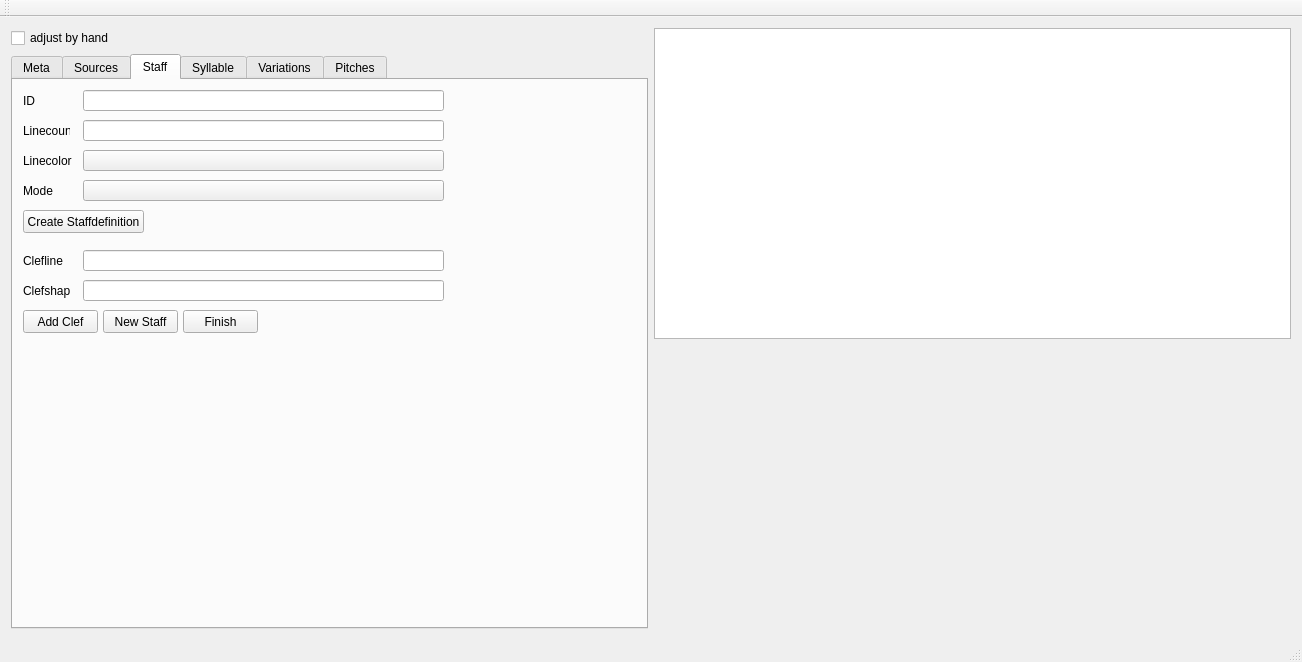
This is meiEditorWidget/mainwindow.ui in IRadioactiveman/MEITextEditor as Qt 5 draws it before an edit. The edited form follows.
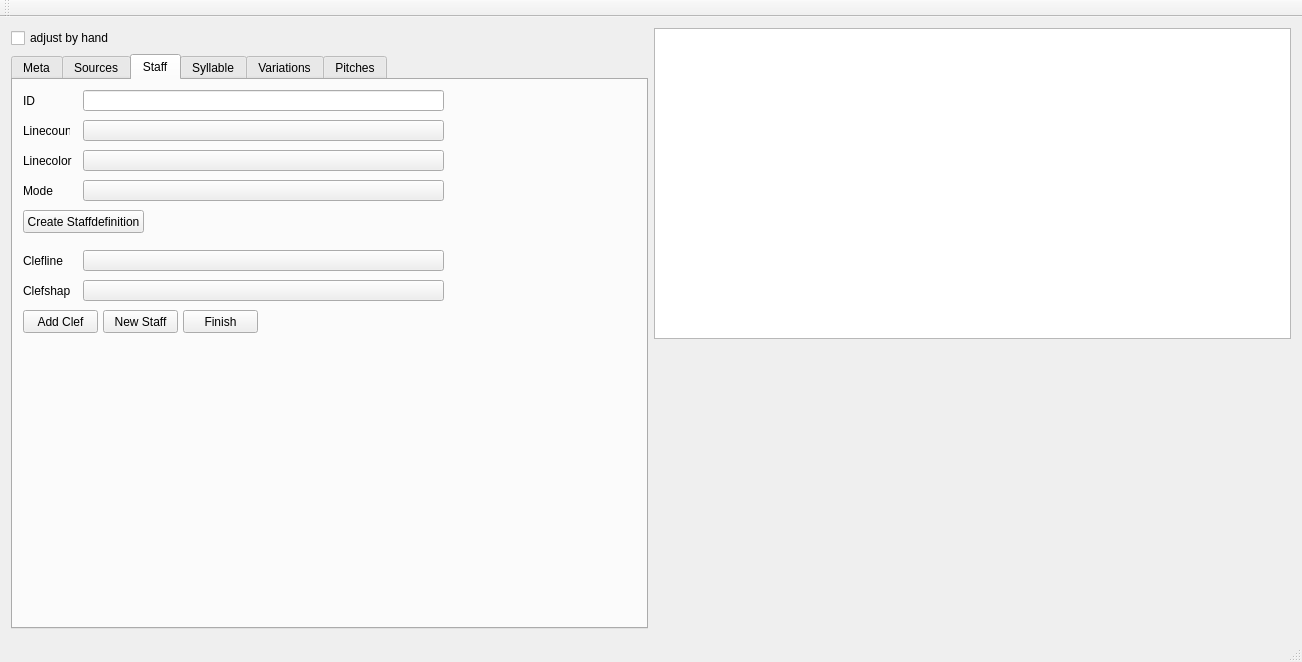
This is the edited form. The open tabs and pages were chosen to show the change. Custom widgets are drawn as their Qt base class.

```diff
--- a/meiEditorWidget/mainwindow.ui
+++ b/meiEditorWidget/mainwindow.ui
@@ -643,36 +643,6 @@
          </rect>
         </property>
        </widget>
-       <widget class="QLineEdit" name="staffLinecountLine">
-        <property name="geometry">
-         <rect>
-          <x>70</x>
-          <y>40</y>
-          <width>361</width>
-          <height>21</height>
-         </rect>
-        </property>
-       </widget>
-       <widget class="QLineEdit" name="staffCleflineLine">
-        <property name="geometry">
-         <rect>
-          <x>70</x>
-          <y>170</y>
-          <width>361</width>
-          <height>21</height>
-         </rect>
-        </property>
-       </widget>
-       <widget class="QLineEdit" name="staffClefshapeLine">
-        <property name="geometry">
-         <rect>
-          <x>70</x>
-          <y>200</y>
-          <width>361</width>
-          <height>21</height>
-         </rect>
-        </property>
-       </widget>
        <widget class="QPushButton" name="staffCreateButton">
         <property name="geometry">
          <rect>
@@ -795,6 +765,72 @@
          <string>Mode</string>
         </property>
        </widget>
+       <widget class="QToolButton" name="staffLinecountToolbutton">
+        <property name="geometry">
+         <rect>
+          <x>70</x>
+          <y>40</y>
+          <width>361</width>
+          <height>21</height>
+         </rect>
+        </property>
+        <property name="text">
+         <string/>
+        </property>
+        <property name="popupMode">
+         <enum>QToolButton::InstantPopup</enum>
+        </property>
+        <property name="toolButtonStyle">
+         <enum>Qt::ToolButtonTextOnly</enum>
+        </property>
+        <property name="arrowType">
+         <enum>Qt::DownArrow</enum>
+        </property>
+       </widget>
+       <widget class="QToolButton" name="staffCleflineToolbutton">
+        <property name="geometry">
+         <rect>
+          <x>70</x>
+          <y>170</y>
+          <width>361</width>
+          <height>21</height>
+         </rect>
+        </property>
+        <property name="text">
+         <string/>
+        </property>
+        <property name="popupMode">
+         <enum>QToolButton::InstantPopup</enum>
+        </property>
+        <property name="toolButtonStyle">
+         <enum>Qt::ToolButtonTextOnly</enum>
+        </property>
+        <property name="arrowType">
+         <enum>Qt::DownArrow</enum>
+        </property>
+       </widget>
+       <widget class="QToolButton" name="staffClefshapeToolbutton">
+        <property name="geometry">
+         <rect>
+          <x>70</x>
+          <y>200</y>
+          <width>361</width>
+          <height>21</height>
+         </rect>
+        </property>
+        <property name="text">
+         <string/>
+        </property>
+        <property name="popupMode">
+         <enum>QToolButton::InstantPopup</enum>
+        </property>
+        <property name="toolButtonStyle">
+         <enum>Qt::ToolButtonTextOnly</enum>
+        </property>
+        <property name="arrowType">
+         <enum>Qt::DownArrow</enum>
+        </property>
+       </widget>
       </widget>
       <widget class="QWidget" name="sylTab">
        <attribute name="title">
```
Left out of the diff: 72 changed lines with no effect on the pictures.
